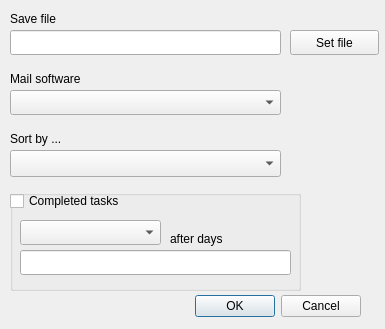
Before: the Qt Designer form preferencesdialog.ui in menzzana/ZDoList, drawn with Qt 5.
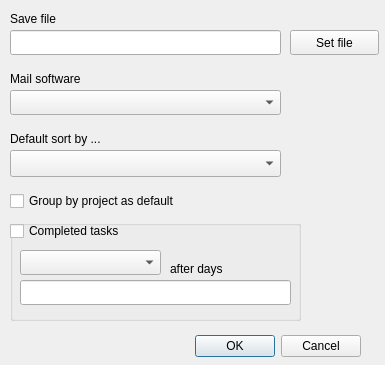
After: the same form once the commit is applied.

Commit message: added functionality to group projects while sorting

What changed in the file:
```diff
--- a/preferencesdialog.ui
+++ b/preferencesdialog.ui
@@ -7,7 +7,7 @@
     <x>0</x>
     <y>0</y>
     <width>385</width>
-    <height>329</height>
+    <height>365</height>
    </rect>
   </property>
   <property name="windowTitle">
@@ -17,7 +17,7 @@
    <property name="geometry">
     <rect>
      <x>20</x>
-     <y>290</y>
+     <y>330</y>
      <width>341</width>
      <height>32</height>
     </rect>
@@ -95,7 +95,7 @@
    <property name="geometry">
     <rect>
      <x>10</x>
-     <y>190</y>
+     <y>220</y>
      <width>291</width>
      <height>101</height>
     </rect>
@@ -147,7 +147,7 @@
    <property name="geometry">
     <rect>
      <x>10</x>
-     <y>190</y>
+     <y>220</y>
      <width>231</width>
      <height>22</height>
     </rect>
@@ -161,12 +161,12 @@
     <rect>
      <x>10</x>
      <y>130</y>
-     <width>81</width>
+     <width>111</width>
      <height>17</height>
     </rect>
    </property>
    <property name="text">
-    <string>Sort by ...</string>
+    <string>Default sort by ...</string>
    </property>
   </widget>
   <widget class="QComboBox" name="comboBox_3">
@@ -179,6 +179,19 @@
     </rect>
    </property>
   </widget>
+  <widget class="QCheckBox" name="checkBox_2">
+   <property name="geometry">
+    <rect>
+     <x>10</x>
+     <y>190</y>
+     <width>231</width>
+     <height>22</height>
+    </rect>
+   </property>
+   <property name="text">
+    <string>Group by project as default</string>
+   </property>
+  </widget>
  </widget>
  <resources/>
  <connections>
```
The commit also changes 7 other files.
